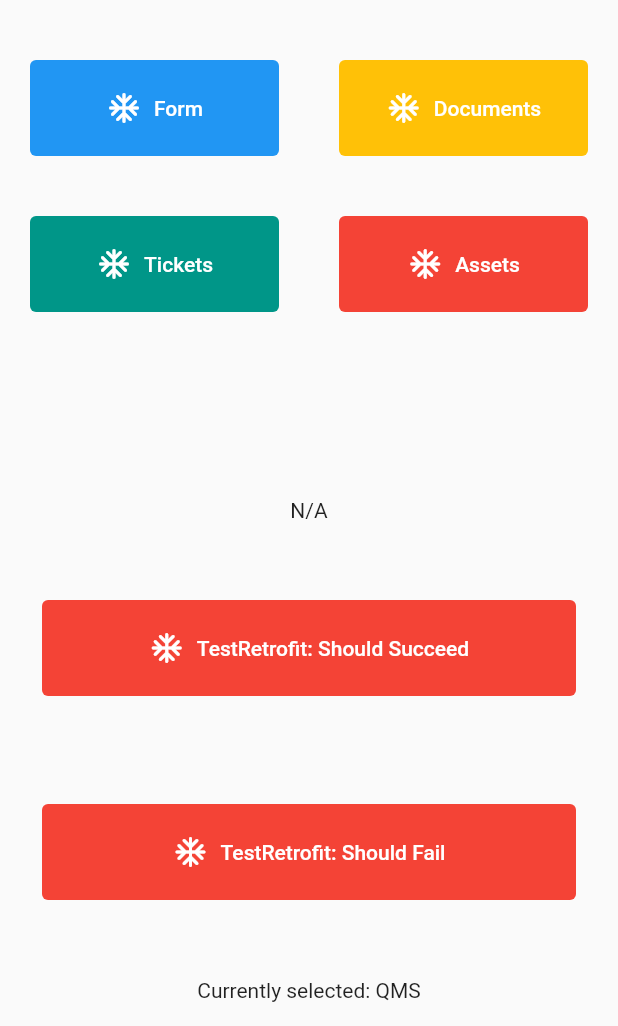
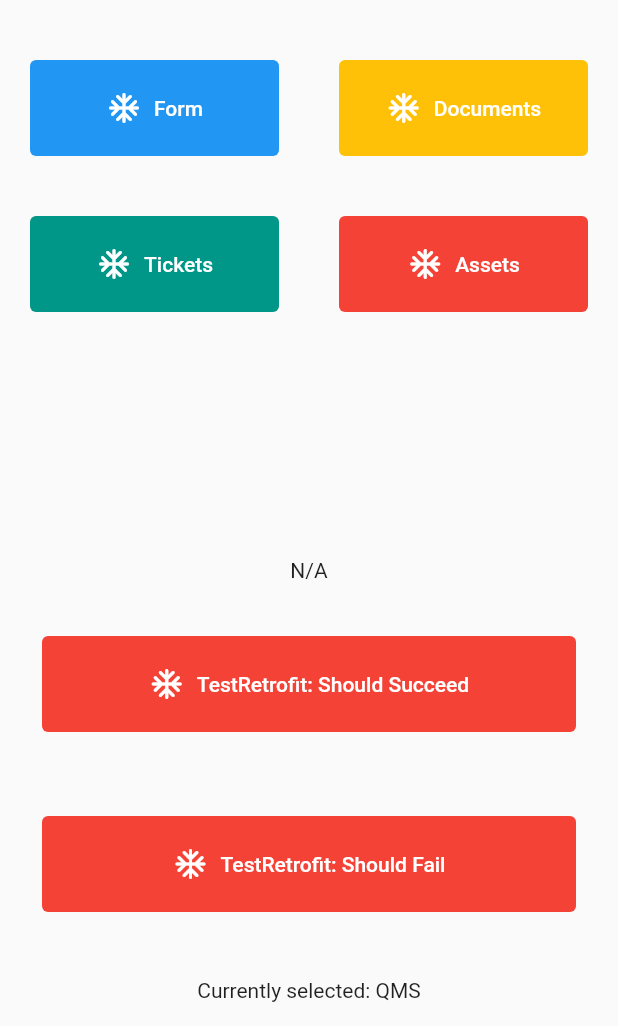
Before and after one commit to AZKZero/TestingFlutterGetx, a Flutter app: the screen it shows after launch, after a tap on "QMS", on a phone screen of 412 x 824 dp, the part 210-1236 px from its top. Run offline on Flutter 3.47's test engine with Material 2 defaults, Android fonts, the phone set to English and light mode, and no system bars; our stand-ins replace awesome_notifications, date_format, dio, drift, floor, get and 2 more; accounts and stored records are empty; generated files the repository leaves out were written again; statements that could not run were skipped.

```diff
--- a/projectx/lib/controller/factories/blog_controller.dart
+++ b/projectx/lib/controller/factories/blog_controller.dart
@@ -19,7 +19,7 @@ class BlogController extends GetxController {
 
   Future<void> getBlogs() async {
     try {
-      var blogCount = await controllerDB.blogDao.getBlogsCount();
+      var blogCount = await controllerDB.blogDao.getBlogsCount().getSingle();
       // var allblogs = await controllerDB.blogDao.getBlogs();
       log("$blogCount $currentTime");
 
--- a/projectx/lib/main.dart
+++ b/projectx/lib/main.dart
@@ -1,3 +1,4 @@
+import 'package:awesome_notifications/awesome_notifications.dart';
 import 'package:flutter/material.dart';
 import 'package:get/get.dart';
 import 'package:projectx/controller/db_controller.dart';
@@ -15,6 +16,24 @@ import 'controller/factories/task_controller.dart';
 
 void main() async {
   WidgetsFlutterBinding.ensureInitialized();
+
+  AwesomeNotifications().initialize(
+      // set the icon to null if you want to use the default app icon
+      //   'resource://drawable/res_app_icon',
+      null,
+      [
+        NotificationChannel(
+            channelGroupKey: 'basic_channel_group',
+            channelKey: 'basic_channel',
+            channelName: 'Basic notifications',
+            channelDescription: 'Notification channel for basic tests',
+            defaultColor: Color(0xFF9D50DD),
+            ledColor: Colors.white)
+      ],
+      // Channel groups are only visual and are not required
+      channelGroups: [NotificationChannelGroup(channelGroupkey: 'basic_channel_group', channelGroupName: 'Basic group')],
+      debug: true);
+
   final DBController controllerDB = DBController();
   await controllerDB.initializeDB();
   runApp(MyApp(controllerDB));
@@ -106,7 +125,16 @@ class NewHomePage extends StatelessWidget {
                   child: const Text("DB List 1")),
               OutlinedButton(
                   onPressed: () {
-                    Get.to(ActivityMain());
+                    AwesomeNotifications().isNotificationAllowed().then((isAllowed) {
+                      if (!isAllowed) {
+                        // This is just a basic example. For real apps, you must show some
+                        // friendly dialog box before call the request method.
+                        // This is very important to not harm the user experience
+                        AwesomeNotifications().requestPermissionToSendNotifications();
+                      } else {
+                        Get.to(ActivityMain());
+                      }
+                    });
                   },
                   child: const Text("Blog List 1")),
             ],
@@ -152,7 +180,7 @@ class NewHomePage extends StatelessWidget {
                 )),
                 // if (controllerT.requestResult.value)
                 Padding(
-                  padding: const EdgeInsets.fromLTRB(8.0, 16.0, 8.0, 16.0),
+                  padding: const EdgeInsets.all(8.0),
                   child: Text(
                     /*controllerT.requestResult.value ? */
                     controllerT.result.value?.toString() ?? "N/A" /* : "Failed"*/,
@@ -160,7 +188,7 @@ class NewHomePage extends StatelessWidget {
                   ),
                 ),
                 Padding(
-                  padding: const EdgeInsets.fromLTRB(8.0, 16.0, 8.0, 16.0),
+                  padding: const EdgeInsets.all(8.0),
                   child: SimpleTileButton(
                     buttonTitle: "TestRetrofit: Should Succeed",
                     onPressed: () => controllerT.getTask(),
@@ -168,7 +196,7 @@ class NewHomePage extends StatelessWidget {
                   ),
                 ),
                 Padding(
-                  padding: const EdgeInsets.fromLTRB(8.0, 16.0, 8.0, 16.0),
+                  padding: const EdgeInsets.all(8.0),
                   child: SimpleTileButton(
                     buttonTitle: "TestRetrofit: Should Fail",
                     onPressed: () => controllerT.getTask(true),
--- a/projectx/lib/ui/components/blogs/blog.dart
+++ b/projectx/lib/ui/components/blogs/blog.dart
@@ -46,7 +46,8 @@ class BlogItem extends StatelessWidget {
             ),
             Wrap(
               spacing: 5,
-              children: [...(blogAuthor.blog.categories?.map((e) => Text(e, style: const TextStyle(color: Colors.blueGrey, fontWeight: FontWeight.bold, letterSpacing: 1.5),)).toList() ?? List.filled(1, const Text("No Items")))],
+              // children: [...(blogAuthor.blog.categories?.map((e) => Text(e, style: const TextStyle(color: Colors.blueGrey, fontWeight: FontWeight.bold, letterSpacing: 1.5),)).toList() ?? List.filled(1, const Text("No Items")))],
+              children: [...(blogAuthor.blog.categories?.map((e) => Chip(label: Text(e, style: const TextStyle(color: Colors.white, fontWeight: FontWeight.bold, letterSpacing: 1.5),), backgroundColor: Colors.blueGrey,)).toList() ?? List.filled(1, const Text("No Items")))],
             )
           ],
         ),
--- a/projectx/pubspec.yaml
+++ b/projectx/pubspec.yaml
@@ -46,6 +46,7 @@ dependencies:
   sqlite3_flutter_libs: ^0.5.1
   path_provider: ^2.0.7
   path: ^1.8.0
+  awesome_notifications: ^0.6.18+2
 
 dev_dependencies:
   flutter_test:
```
Also changed, not shown: projectx/pubspec.lock, 4 other files.
